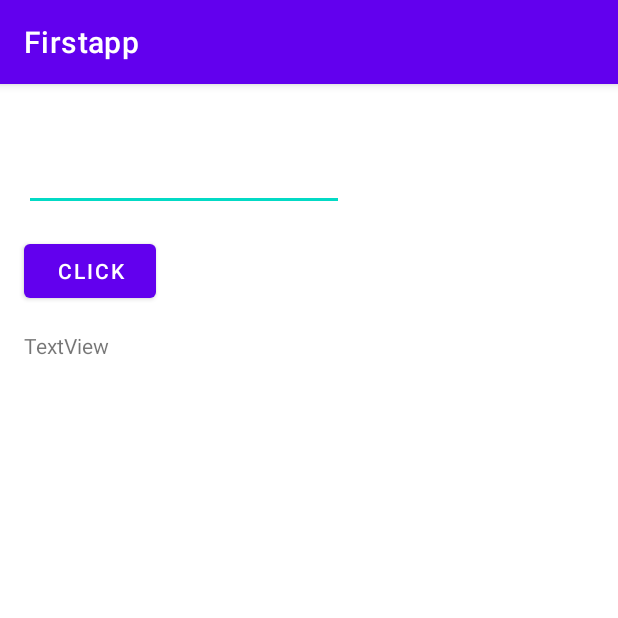
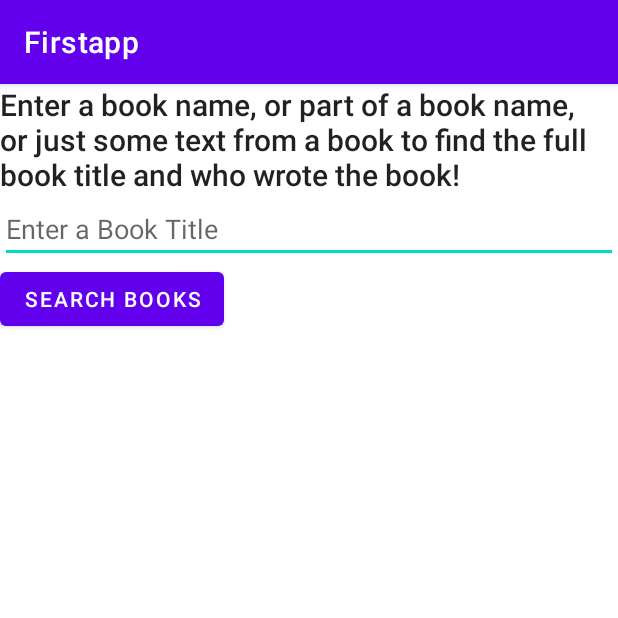
Before and after one commit to SergioSimental/FirstAppVC, an Android app: the screen it shows after launch (LoginActivity before the commit, BookActivity after it), on a phone screen of 412 x 824 dp, the top half of it. Run offline under Robolectric (Android 15) with nearby library versions, the phone set to English and light mode, and no system bars.

Commit message:
Book api service

```diff
--- /dev/null
+++ b/app/src/main/java/com/example/firstappvc/BookActivity.java
@@ -0,0 +1,29 @@
+package com.example.firstappvc;
+
+import android.os.Bundle;
+import android.view.View;
+import android.widget.EditText;
+import android.widget.TextView;
+
+import androidx.appcompat.app.AppCompatActivity;
+
+public class BookActivity extends AppCompatActivity {
+    EditText mBookInput;
+    TextView mTitleText, mAuthorText;
+
+    @Override
+    protected void onCreate(Bundle savedInstanceState) {
+        super.onCreate(savedInstanceState);
+        setContentView(R.layout.activity_book);
+        mBookInput = findViewById(R.id.bookInput);
+        mTitleText = findViewById(R.id.titleText);
+        mAuthorText = findViewById(R.id.authorText);
+    }
+
+
+    public void searchBooksAPI(View view) {
+        String bookName = mBookInput.getText().toString();
+        FetchBookTask fetchBookTask = new FetchBookTask(mTitleText, mAuthorText);
+        fetchBookTask.execute(bookName);
+    }
+}
--- /dev/null
+++ b/app/src/main/res/layout/activity_book.xml
@@ -0,0 +1,44 @@
+<?xml version="1.0" encoding="utf-8"?>
+<LinearLayout xmlns:android="http://schemas.android.com/apk/res/android"
+    xmlns:app="http://schemas.android.com/apk/res-auto"
+    xmlns:tools="http://schemas.android.com/tools"
+    android:layout_width="match_parent"
+    android:layout_height="match_parent"
+    tools:context=".BookActivity"
+    android:orientation="vertical">
+
+    <TextView
+        android:id="@+id/instructions"
+        android:layout_width="wrap_content"
+        android:layout_height="wrap_content"
+        android:text="@string/instructions"
+        android:textAppearance="@style/TextAppearance.AppCompat.Title"/>
+
+    <EditText
+        android:id="@+id/bookInput"
+        android:layout_width="match_parent"
+        android:layout_height="wrap_content"
+        android:inputType="text"
+        android:hint="@string/input_hint"/>
+
+    <Button
+        android:id="@+id/searchButton"
+        android:layout_width="wrap_content"
+        android:layout_height="wrap_content"
+        android:text="@string/button_text"
+        android:onClick="searchBooksAPI"/>
+
+    <TextView
+        android:id="@+id/titleText"
+        android:layout_width="wrap_content"
+        android:layout_height="wrap_content"
+        android:textAppearance="@style/TextAppearance.AppCompat.Headline"/>
+
+    <TextView
+        android:id="@+id/authorText"
+        android:layout_width="wrap_content"
+        android:layout_height="wrap_content"
+        android:textAppearance="@style/TextAppearance.AppCompat.Headline"/>
+
+
+</LinearLayout>
--- a/app/src/main/res/values/strings.xml
+++ b/app/src/main/res/values/strings.xml
@@ -2,4 +2,10 @@
     <string name="app_name">Firstapp</string>
     <string name="enter_nm">enter name</string>
     <string name="enter_pwd">enter password</string>
+
+    <string name="instructions">Enter a book name, or part of a
+        book name, or just some text from a book to find
+        the full book title and who wrote the book!</string>
+    <string name="button_text">Search Books</string>
+    <string name="input_hint">Enter a Book Title</string>
 </resources>
```
Also changed, not shown: app/src/main/AndroidManifest.xml (+12 -7 lines), app/src/main/java/com/example/firstappvc/FetchBookTask.java (added, +61 -0 lines), app/src/main/java/com/example/firstappvc/NetworkUtils.java (added, +79 -0 lines), app/src/main/java/com/example/firstappvc/WeatherActivity.java (added, +14 -0 lines), app/src/main/res/layout/activity_weather.xml (added, +9 -0 lines).
